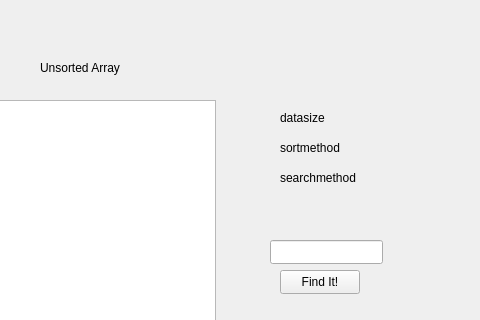
Arkezz/QTLab2, file mainwindow.ui: the form before one commit; both pictures show x 320 to 800 and y 0 to 320 of the 800 by 600 pixel window.
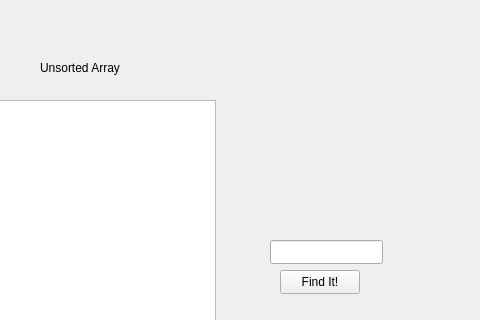
The form after the commit.

Patch:
```diff
--- a/mainwindow.ui
+++ b/mainwindow.ui
@@ -161,7 +161,7 @@
      </rect>
     </property>
     <property name="text">
-     <string>datasize</string>
+     <string/>
     </property>
    </widget>
    <widget class="QLabel" name="mergeMethodText">
@@ -174,7 +174,7 @@
      </rect>
     </property>
     <property name="text">
-     <string>sortmethod</string>
+     <string/>
     </property>
    </widget>
    <widget class="QLabel" name="searchMethodText">
@@ -187,7 +187,7 @@
      </rect>
     </property>
     <property name="text">
-     <string>searchmethod</string>
+     <string/>
     </property>
    </widget>
    <widget class="QLineEdit" name="numberInput">
```
